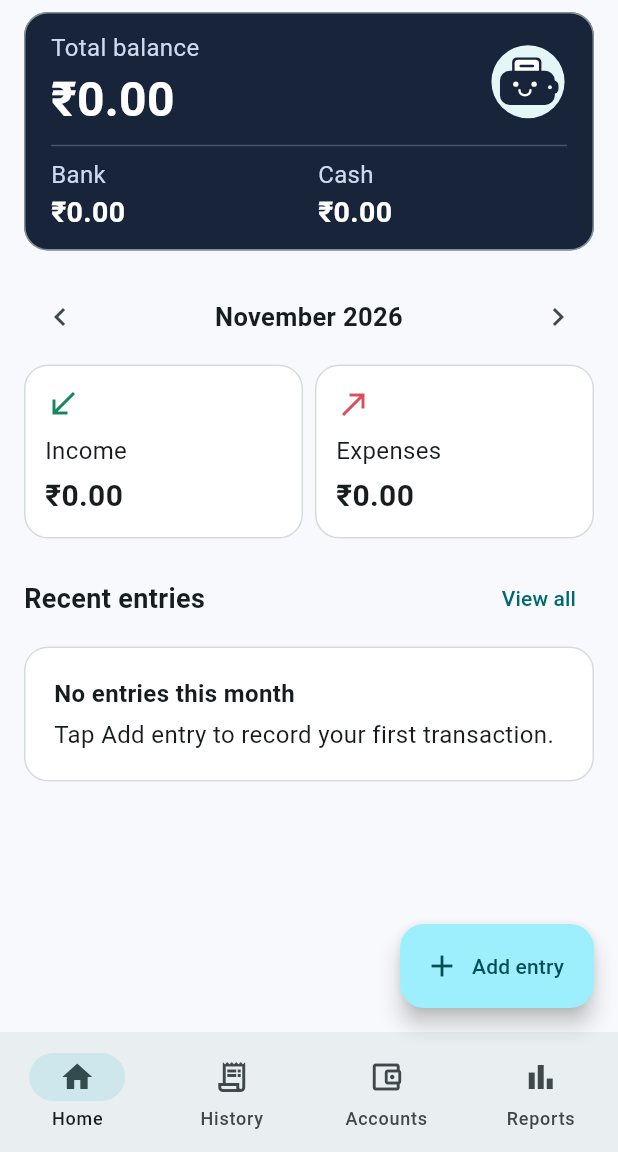
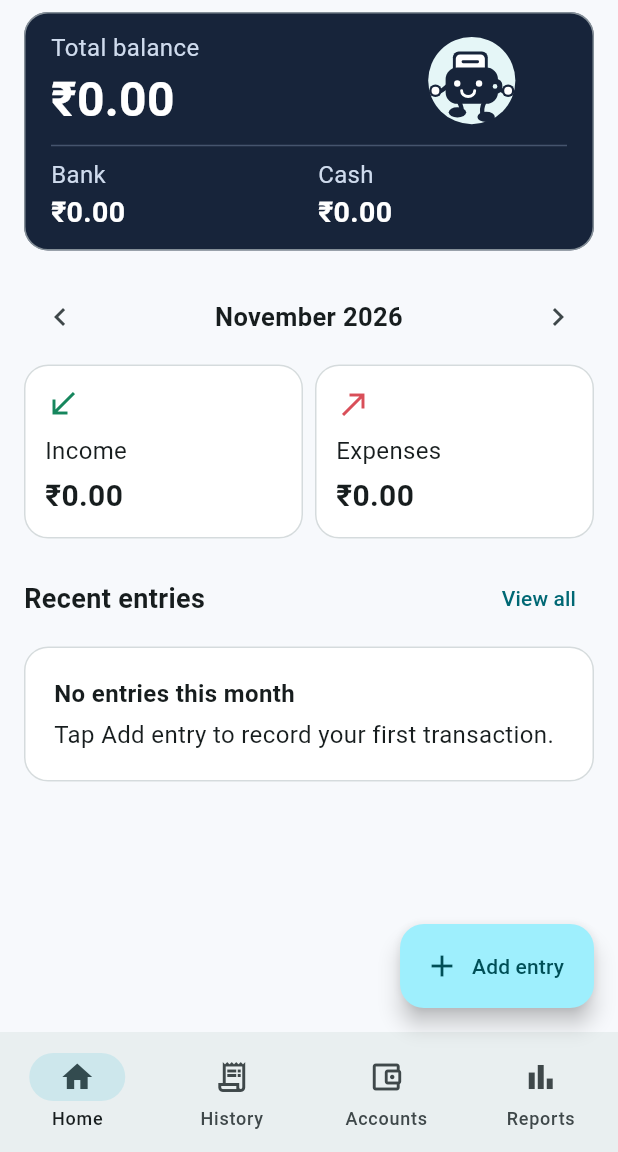
Before and after one commit to ft-aaheli/PocketLedger, a Flutter app: the screen it shows after launch, after a tap on "Create ledger", on a phone screen of 412 x 824 dp, the part 84-1236 px from its top. Run offline on Flutter 3.47's test engine with Material 3 defaults, Android fonts, the phone set to English and light mode, and no system bars; our stand-ins replace file_picker, image_picker, material_ui, pdf, share_plus, sqflite; missing offline and left inert: cryptography, excel; accounts and stored records are empty.

Commit message:
Animate the wallet mascot walking, waving, and cheering

```diff
--- a/lib/main.dart
+++ b/lib/main.dart
@@ -158,6 +158,7 @@ class _LedgerHomeState extends State<LedgerHome> {
       appBar: AppBar(
         title: Text(titles[tab]),
         actions: [
+          if (tab != 0 && ledger.mascotEnabled) const WalletMascot(),
           if (tab == 0)
             IconButton(
               onPressed: () => show(ProfilePage(ledger)),
@@ -414,7 +415,7 @@ class _LedgerHomeState extends State<LedgerHome> {
                 ),
                 if (ledger.mascotEnabled) ...[
                   const SizedBox(width: 12),
-                  const WalletMascot(),
+                  const WalletMascot(roaming: true),
                 ],
               ],
             ),
--- a/lib/settings.dart
+++ b/lib/settings.dart
@@ -88,7 +88,7 @@ class _SettingsPageState extends State<SettingsPage> {
                   secondary: const Icon(Icons.account_balance_wallet_outlined),
                   title: const Text('Wallet mascot'),
                   subtitle: const Text(
-                    'Show the mascot on Home and after saving an entry.',
+                    'Show the mascot around your ledger and after saving an entry.',
                   ),
                   value: ledger.mascotEnabled,
                   onChanged: busy
--- a/lib/wallet_mascot.dart
+++ b/lib/wallet_mascot.dart
@@ -2,40 +2,120 @@ import 'dart:math' as math;
 
 import 'package:material_ui/material_ui.dart';
 
-class WalletMascot extends StatelessWidget {
-  const WalletMascot({super.key, this.celebrating = false});
+class WalletMascot extends StatefulWidget {
+  const WalletMascot({
+    super.key,
+    this.celebrating = false,
+    this.roaming = false,
+  });
 
   final bool celebrating;
+  final bool roaming;
+
+  @override
+  State<WalletMascot> createState() => _WalletMascotState();
+}
+
+class _WalletMascotState extends State<WalletMascot>
+    with SingleTickerProviderStateMixin {
+  late final motion = AnimationController(
+    vsync: this,
+    duration: Duration(milliseconds: widget.roaming ? 2100 : 780),
+  );
+  bool? reducedMotion;
+  bool greeted = false;
+
+  @override
+  void didChangeDependencies() {
+    super.didChangeDependencies();
+    final reduced = MediaQuery.disableAnimationsOf(context);
+    if (reducedMotion == reduced) return;
+    reducedMotion = reduced;
+    if (reduced) {
+      motion.reset();
+    } else if (widget.roaming || widget.celebrating) {
+      motion.forward(from: 0);
+    }
+  }
+
+  void greet() {
+    if (reducedMotion == true) {
+      setState(() => greeted = !greeted);
+    } else {
+      motion.forward(from: 0);
+    }
+  }
+
+  @override
+  void dispose() {
+    motion.dispose();
+    super.dispose();
+  }
 
   @override
   Widget build(BuildContext context) {
-    final mascot = CustomPaint(
-      size: Size.square(celebrating ? 40 : 52),
-      painter: _WalletPainter(celebrating),
-    );
-    if (MediaQuery.disableAnimationsOf(context)) return mascot;
-    return TweenAnimationBuilder<double>(
-      tween: Tween(begin: 0, end: 1),
-      duration: Duration(milliseconds: celebrating ? 680 : 850),
-      child: mascot,
-      builder: (context, progress, child) {
-        final lift = math.sin(math.pi * progress);
-        return Transform.translate(
-          offset: Offset(
-            celebrating ? 0 : -3 * lift,
-            -(celebrating ? 8 : 3) * lift,
+    final character = AnimatedBuilder(
+      animation: motion,
+      builder: (context, _) {
+        final progress = motion.value;
+        final walking = widget.roaming && progress > 0 && progress < .55;
+        final stride = walking ? math.sin(progress / .55 * math.pi * 6) : 0.0;
+        final travel = widget.roaming && reducedMotion == false
+            ? 32 * (1 - (progress / .55).clamp(0.0, 1.0))
+            : 0.0;
+        final wavePhase = widget.roaming ? (progress - .55) / .45 : progress;
+        final waving = wavePhase > 0 && wavePhase < 1
+            ? math.sin(math.pi * wavePhase)
+            : 0.0;
+        final jump = widget.celebrating
+            ? 7 * math.sin(math.pi * progress)
+            : 0.0;
+        return Align(
+          alignment: Alignment.centerLeft,
+          child: Transform.translate(
+            offset: Offset(travel, -jump - stride.abs()),
+            child: CustomPaint(
+              size: Size.square(widget.roaming ? 62 : 46),
+              painter: _WalletPainter(
+                widget.celebrating,
+                stride: stride,
+                wave: greeted ? 1 : waving,
+                wrist: math.sin(wavePhase * math.pi * 8) * waving,
+              ),
+            ),
           ),
-          child: Transform.rotate(angle: -.12 * lift, child: child),
         );
       },
+    );
+    if (widget.celebrating) {
+      return SizedBox.square(dimension: 46, child: character);
+    }
+    return Semantics(
+      button: true,
+      label: 'Wave to the wallet mascot',
+      child: InkWell(
+        onTap: greet,
+        borderRadius: BorderRadius.circular(24),
+        child: SizedBox(
+          width: widget.roaming ? 96 : 48,
+          height: widget.roaming ? 64 : 48,
+          child: character,
+        ),
+      ),
     );
   }
 }
 
 class _WalletPainter extends CustomPainter {
-  const _WalletPainter(this.celebrating);
+  const _WalletPainter(
+    this.celebrating, {
+    required this.stride,
+    required this.wave,
+    required this.wrist,
+  });
 
   final bool celebrating;
+  final double stride, wave, wrist;
 
   @override
   void paint(Canvas canvas, Size size) {
@@ -51,6 +131,36 @@ class _WalletPainter extends CustomPainter {
       ..strokeCap = StrokeCap.round;
 
     canvas.drawCircle(const Offset(32, 32), 30, paper);
+    line.strokeWidth = 3;
+    for (final side in [-1.0, 1.0]) {
+      final step = stride * side;
+      final toe = Offset(32 + side * 11 + step * 4, 56 - math.max(0, step) * 4);
+      final leg = Path()
+        ..moveTo(32 + side * 9, 46)
+        ..quadraticBezierTo(toe.dx - side * 2, 52, toe.dx, toe.dy);
+      canvas.drawPath(leg, line);
+      canvas.drawOval(
+        Rect.fromCenter(
+          center: toe + Offset(side * 2, 1),
+          width: 12,
+          height: 7,
+        ),
+        ink,
+      );
+
+      final lift = celebrating ? 1.0 : (side > 0 ? wave : 0.0);
+      final hand = Offset(
+        32 + side * 25 + (side > 0 ? wrist * 3 : 0),
+        39 - 20 * lift,
+      );
+      final arm = Path()
+        ..moveTo(32 + side * 15, 34)
+        ..quadraticBezierTo(32 + side * 23, 42 - lift * 9, hand.dx, hand.dy);
+      canvas.drawPath(arm, line);
+      canvas.drawCircle(hand, 4.3, ink);
+      canvas.drawCircle(hand, 2.7, white);
+    }
+    line.strokeWidth = 2;
     canvas.drawRRect(
       RRect.fromRectAndRadius(
         const Rect.fromLTWH(19, 12, 24, 27),
@@ -68,23 +178,23 @@ class _WalletPainter extends CustomPainter {
     canvas.drawLine(const Offset(26, 19), const Offset(36, 19), line);
     canvas.drawRRect(
       RRect.fromRectAndRadius(
-        const Rect.fromLTWH(9, 23, 45, 28),
+        const Rect.fromLTWH(14, 23, 36, 25),
         const Radius.circular(8),
       ),
       ink,
     );
     canvas.drawRRect(
       RRect.fromRectAndRadius(
-        const Rect.fromLTWH(44, 31, 13, 11),
+        const Rect.fromLTWH(43, 31, 10, 10),
         const Radius.circular(4),
       ),
       ink,
     );
-    canvas.drawCircle(const Offset(50, 36.5), 1.6, paper);
+    canvas.drawCircle(const Offset(48, 36), 1.6, paper);
 
     line.color = Colors.white;
     for (final eye in [22.0, 37.0]) {
-      if (celebrating) {
+      if (celebrating || wave > .45) {
         canvas.drawArc(
           Rect.fromLTWH(eye - 2.5, 31, 5, 6),
           math.pi,
@@ -102,5 +212,8 @@ class _WalletPainter extends CustomPainter {
 
   @override
   bool shouldRepaint(_WalletPainter oldDelegate) =>
-      oldDelegate.celebrating != celebrating;
+      oldDelegate.celebrating != celebrating ||
+      oldDelegate.stride != stride ||
+      oldDelegate.wave != wave ||
+      oldDelegate.wrist != wrist;
 }
```
